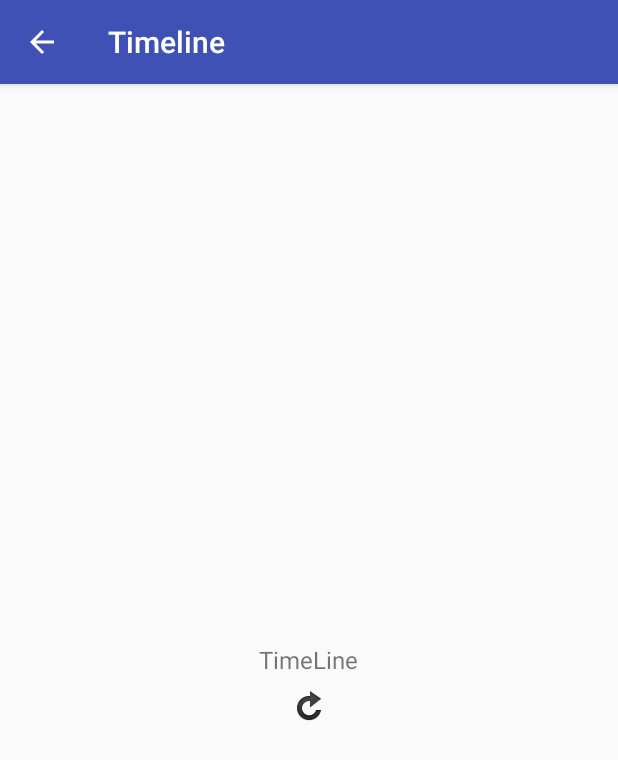
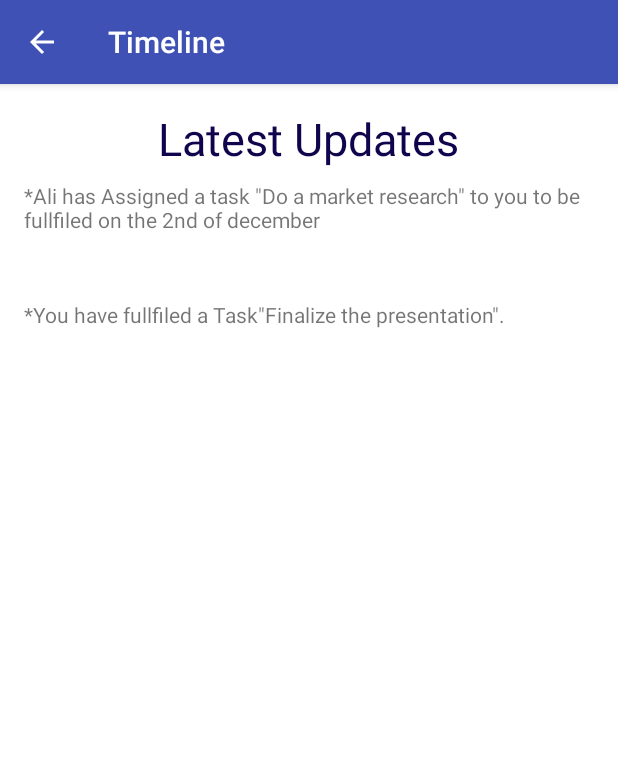
Before and after one commit to yasseraboelsaad/AWG-app, an Android app: the fragment Timeline placed in its activity, on a phone screen of 412 x 824 dp. Shown: the top 760 px of the screen. Run offline under Robolectric (Android 15) with nearby library versions, the light colour scheme and no system bars; 2 statements that could not run were skipped.

Commit message:
Timeline set.

```diff
--- a/Testapp/app/src/main/res/layout/fragment_timeline.xml
+++ b/Testapp/app/src/main/res/layout/fragment_timeline.xml
@@ -1,22 +1,47 @@
 <?xml version="1.0" encoding="utf-8"?>
 <RelativeLayout xmlns:android="http://schemas.android.com/apk/res/android"
     android:layout_width="match_parent"
-    android:layout_height="match_parent" >
+    android:layout_height="match_parent"
+    android:paddingLeft="@dimen/activity_horizontal_margin"
+    android:paddingRight="@dimen/activity_horizontal_margin"
+    android:paddingTop="@dimen/activity_vertical_margin"
+    android:paddingBottom="@dimen/activity_vertical_margin"
+    android:background="#ffffffff">
+
+    <LinearLayout
+        android:orientation="vertical"
+        android:layout_width="match_parent"
+        android:layout_height="match_parent"
+        android:layout_alignParentLeft="true"
+        android:layout_alignParentStart="true"
+        android:layout_below="@+id/textView2"
+        android:weightSum="1"
+        android:layout_marginTop="8dip">
+
+        <TextView
+            android:layout_width="match_parent"
+            android:layout_height="wrap_content"
+            android:text="*Ali has Assigned a task &quot;Do a market research&quot; to you to be fullfiled on the 2nd of december"
+            android:id="@+id/textView13"
+            android:layout_weight="0.07" />
+
+        <TextView
+            android:layout_width="match_parent"
+            android:layout_height="wrap_content"
+            android:text="*You have fullfiled a Task&quot;Finalize the presentation&quot;."
+            android:id="@+id/textView14"
+            android:layout_weight="0.09" />
+    </LinearLayout>
 
     <TextView
-        android:id="@+id/txtLabel"
         android:layout_width="wrap_content"
         android:layout_height="wrap_content"
-        android:layout_centerInParent="true"
-        android:text="TimeLine"
-        android:textSize="16dp" />
-
-    <ImageView
-        android:layout_width="wrap_content"
-        android:layout_height="wrap_content"
-        android:layout_below="@id/txtLabel"
-        android:layout_centerHorizontal="true"
-        android:layout_marginTop="10dp"
-        android:src="@drawable/ic_refresh" />
-
+        android:textAppearance="?android:attr/textAppearanceLarge"
+        android:text="Latest Updates"
+        android:id="@+id/textView2"
+        android:textColor="#11044d"
+        android:textSize="30dp"
+        android:layout_weight="0.07"
+        android:layout_alignParentTop="true"
+        android:layout_centerHorizontal="true" />
 </RelativeLayout>
```
